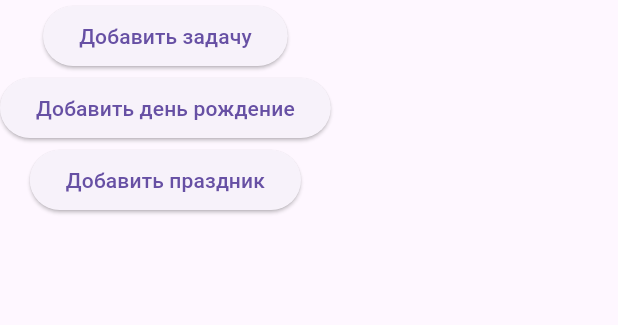
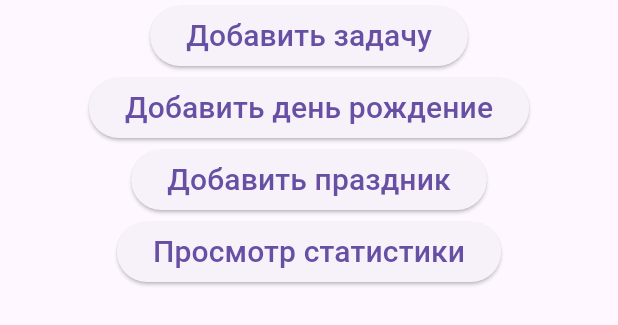
Before and after one commit to ImportAd/tasks, a Flutter app: the HomeBottomSheet widget shown alone on an empty page, opened directly, on a phone screen of 412 x 824 dp. Shown: the top 325 px of the screen. Run offline on Flutter 3.47's test engine with Material 3 defaults, Android fonts, the phone set to English and light mode, and no system bars; our stand-ins replace bloc, get_storage; missing offline and left inert: d_input; accounts and stored records are empty.

Commit message:
repositioning widget

```diff
--- a/lib/screens/home/Presentation/widgts/app_bar/bottom_sheet.dart
+++ b/lib/screens/home/Presentation/widgts/app_bar/bottom_sheet.dart
@@ -8,11 +8,17 @@ class HomeBottomSheet extends StatelessWidget {
   Widget build(BuildContext context) {
     return SizedBox(
       height: 400,
+      width: double.infinity,
       child: Column(
+        // mainAxisAlignment: MainAxisAlignment.spaceAround,
         children: [
-          Container(
-            child: ElevatedButton(
-              child: const Text("Добавить задачу"),
+          ElevatedButton(
+            child: const Text(
+              "Добавить задачу",
+              style: TextStyle(
+                fontSize: 20,
+              ),
+            ),
             // переход к другому экрану
             onPressed: () {
               Navigator.of(context).push(
@@ -22,20 +28,35 @@ class HomeBottomSheet extends StatelessWidget {
               );
             },
           ),
+          ElevatedButton(
+            child: const Text(
+              "Добавить день рождение",
+              style: TextStyle(
+                fontSize: 20,
               ),
-          Container(
-            child: ElevatedButton(
-              child: const Text("Добавить день рождение"),
+            ),
             // переход к другому экрану
             onPressed: () {},
           ),
+          ElevatedButton(
+            child: const Text(
+              "Добавить праздник",
+              style: TextStyle(
+                fontSize: 20,
               ),
-          Container(
-            child: ElevatedButton(
-              child: const Text("Добавить праздник"),
+            ),
             // переход к другому экрану
             onPressed: () {},
           ),
+          ElevatedButton(
+            child: const Text(
+              "Просмотр статистики",
+              style: TextStyle(
+                fontSize: 20,
+              ),
+            ),
+            // переход к другому экрану
+            onPressed: () {},
           ),
         ],
       ),
```
Lines whose indentation alone changed are shown as unchanged.
